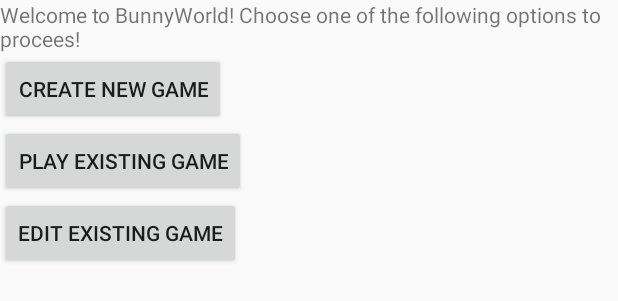
After one commit to scrollingfall/AndroidGameProject, an Android app: the layout activity_main.xml on its own in the app's theme, with its tools: preview values and no code run, on a phone screen of 412 x 824 dp. The commit adds this screen. Shown: the top 301 px of the screen. Run offline under Robolectric (Android 15) with nearby library versions, the phone set to English and light mode, and no system bars.

Commit message:
made the main page frontend

```diff
--- /dev/null
+++ b/app/src/main/res/layout/activity_main.xml
@@ -0,0 +1,37 @@
+<?xml version="1.0" encoding="utf-8"?>
+<LinearLayout
+    xmlns:android="http://schemas.android.com/apk/res/android" android:layout_width="match_parent"
+    android:layout_height="match_parent"
+    android:orientation="vertical"
+    xmlns:tools="http://schemas.android.com/tools"
+    tools:context="edu.stanford.cs108.bunnyworldplayer.MainActivity">
+
+
+    <TextView
+        android:layout_width="wrap_content"
+        android:layout_height="wrap_content"
+        android:text="Welcome to BunnyWorld! Choose one of the following options to procees! "/>
+
+    <Button
+        android:id="@+id/create_game"
+        android:layout_width="wrap_content"
+        android:layout_height="wrap_content"
+        android:text="Create New Game"
+        android:onClick="createGame" />
+
+    <Button
+        android:id="@+id/play_game"
+        android:layout_width="wrap_content"
+        android:layout_height="wrap_content"
+        android:text="Play Existing Game"
+        android:onClick="playGame" />
+
+    <Button
+        android:id="@+id/edit_game"
+        android:layout_width="wrap_content"
+        android:layout_height="wrap_content"
+        android:text="Edit Existing Game"
+        android:onClick="editGame" />
+
+
+</LinearLayout>
--- /dev/null
+++ b/app/src/main/res/layout/game_mode.xml
@@ -0,0 +1,6 @@
+<?xml version="1.0" encoding="utf-8"?>
+<android.support.constraint.ConstraintLayout
+    xmlns:android="http://schemas.android.com/apk/res/android" android:layout_width="match_parent"
+    android:layout_height="match_parent">
+
+</android.support.constraint.ConstraintLayout>
--- /dev/null
+++ b/app/src/main/res/layout/main_page.xml
@@ -0,0 +1,6 @@
+<?xml version="1.0" encoding="utf-8"?>
+<android.support.constraint.ConstraintLayout
+    xmlns:android="http://schemas.android.com/apk/res/android" android:layout_width="match_parent"
+    android:layout_height="match_parent">
+
+</android.support.constraint.ConstraintLayout>
```
Also changed, not shown: app/src/main/java/edu/stanford/cs108/bunnyworldplayer/MainActivity.java (+12 -0 lines).
